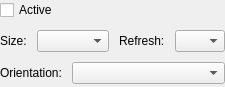
Old version of the form kcontrol/randr/outputconfigbase.ui in the repository mgottschlag/kwin-tiling.
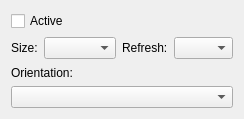
New version of the form.

Diff of the .ui file:
```diff
--- a/kcontrol/randr/outputconfigbase.ui
+++ b/kcontrol/randr/outputconfigbase.ui
@@ -5,37 +5,28 @@
    <rect>
     <x>0</x>
     <y>0</y>
-    <width>213</width>
-    <height>87</height>
+    <width>244</width>
+    <height>119</height>
    </rect>
   </property>
+  <property name="sizePolicy" >
+   <sizepolicy vsizetype="Fixed" hsizetype="Fixed" >
+    <horstretch>0</horstretch>
+    <verstretch>0</verstretch>
+   </sizepolicy>
+  </property>
   <property name="windowTitle" >
    <string>Output Config</string>
   </property>
-  <layout class="QVBoxLayout" >
-   <property name="spacing" >
-    <number>10</number>
-   </property>
-   <property name="leftMargin" >
-    <number>0</number>
-   </property>
-   <property name="topMargin" >
-    <number>0</number>
-   </property>
-   <property name="rightMargin" >
-    <number>0</number>
-   </property>
-   <property name="bottomMargin" >
-    <number>0</number>
-   </property>
-   <item>
+  <layout class="QGridLayout" >
+   <item row="0" column="0" >
     <widget class="QCheckBox" name="activeCheck" >
      <property name="text" >
       <string>Active</string>
      </property>
     </widget>
    </item>
-   <item>
+   <item row="1" column="0" >
     <layout class="QHBoxLayout" >
      <item>
       <widget class="QLabel" name="label_2" >
@@ -75,10 +66,16 @@
      </item>
     </layout>
    </item>
-   <item>
-    <layout class="QHBoxLayout" >
+   <item row="2" column="0" >
+    <layout class="QVBoxLayout" >
      <item>
       <widget class="QLabel" name="orientationLabel" >
+       <property name="sizePolicy" >
+        <sizepolicy vsizetype="Preferred" hsizetype="Minimum" >
+         <horstretch>0</horstretch>
+         <verstretch>0</verstretch>
+        </sizepolicy>
+       </property>
        <property name="text" >
         <string>Orientation:</string>
        </property>
```
